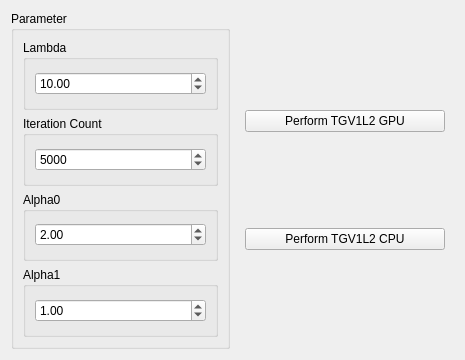
The window that source/thrust_tgv/TGVWidget.ui (josefkoller/ambient_image_processor) describes before a commit, drawn with Qt 5.
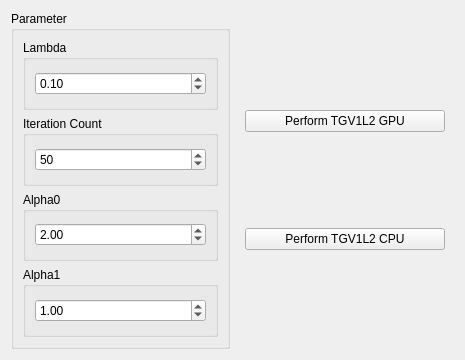
The same window after the commit.

```diff
--- a/source/thrust_tgv/TGVWidget.ui
+++ b/source/thrust_tgv/TGVWidget.ui
@@ -35,7 +35,7 @@
             <double>0.100000000000000</double>
            </property>
            <property name="value">
-            <double>10.000000000000000</double>
+            <double>0.100000000000000</double>
            </property>
           </widget>
          </item>
@@ -50,11 +50,14 @@
         <layout class="QVBoxLayout" name="verticalLayout_5">
          <item>
           <widget class="QSpinBox" name="iteration_count_spinbox">
+           <property name="minimum">
+            <number>1</number>
+           </property>
            <property name="maximum">
             <number>99999</number>
            </property>
            <property name="value">
-            <number>5000</number>
+            <number>50</number>
            </property>
            <property name="displayIntegerBase">
             <number>10</number>
```
